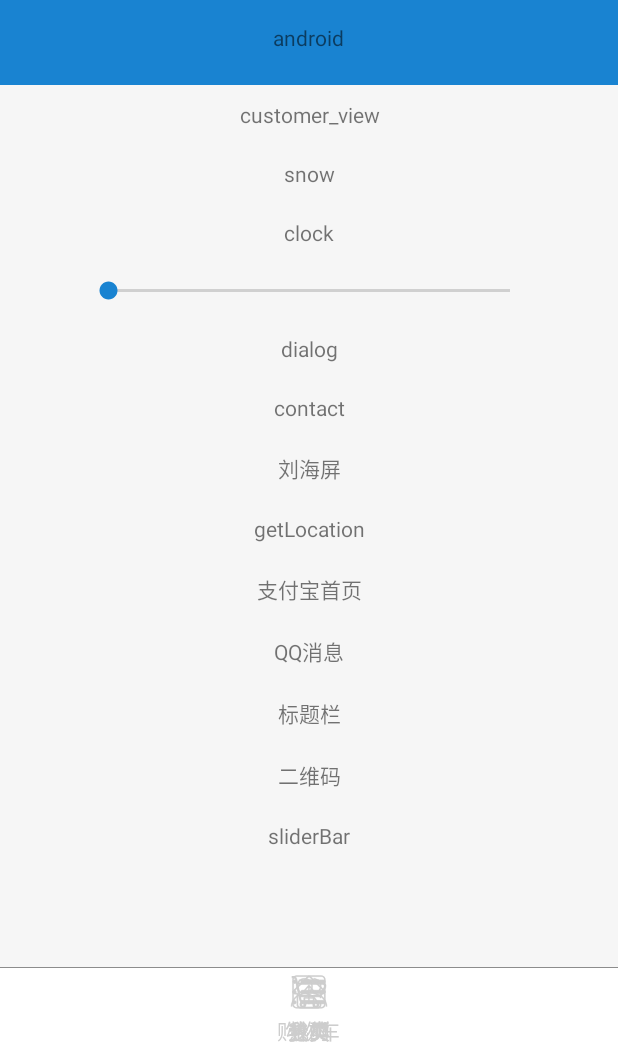
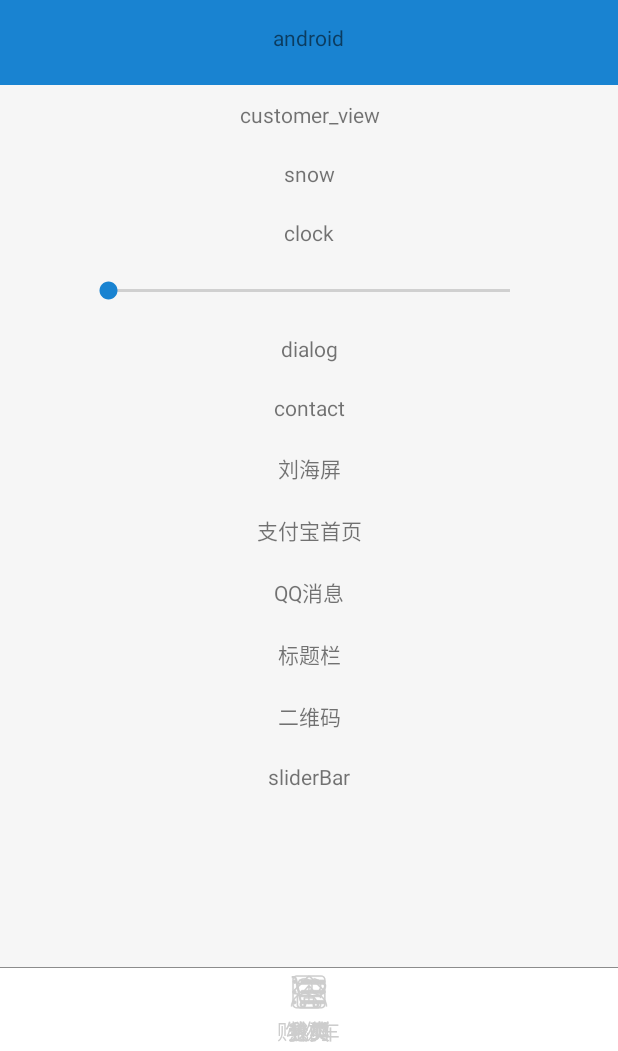
Before and after one commit to JNSSY/Library, an Android app: the fragment LeftMenuFragment placed in its activity, on a phone screen of 412 x 824 dp, the part 185-1236 px from its top. Run offline under Robolectric (Android 15) with nearby library versions, the phone set to English and light mode, and no system bars; our stand-ins replace CircleImageView.

Commit message:
修复bug

```diff
--- a/jnssy/src/main/java/com/wy/jnssy/fragment/LeftMenuFragment.java
+++ b/jnssy/src/main/java/com/wy/jnssy/fragment/LeftMenuFragment.java
@@ -25,7 +25,6 @@ import com.wy.jnssy.activity.ScrollingActivity;
 import com.wy.jnssy.activity.SelectionPhoneActivity;
 import com.wy.jnssy.activity.SliderBarActivity;
 import com.wy.jnssy.activity.SnowActivity;
-import com.wy.jnssy.uitls.LocationUtils;
 
 import java.lang.reflect.Method;
 
@@ -39,7 +38,6 @@ public class LeftMenuFragment extends Fragment implements View.OnClickListener {
     private TextView tv_view, tv_clock, tv_dialog, tv_contact;
     private TextView tv_huawei;
     private SeekBar seekBar;
-    private TextView tv_location;
     private TextView tv_alipay_home;
     private TextView tv_qqmsg;
     private TextView tv_toolbar;
@@ -63,7 +61,6 @@ public class LeftMenuFragment extends Fragment implements View.OnClickListener {
         tv_dialog = view.findViewById(R.id.tv_dialog);
         tv_contact = view.findViewById(R.id.tv_contact);
         tv_huawei = view.findViewById(R.id.tv_huawei);
-        tv_location = view.findViewById(R.id.tv_location);
         tv_alipay_home = view.findViewById(R.id.tv_alipay_home);
         tv_qqmsg = view.findViewById(R.id.tv_qqmsg);
         tv_toolbar = view.findViewById(R.id.tv_toolbar);
@@ -78,7 +75,6 @@ public class LeftMenuFragment extends Fragment implements View.OnClickListener {
         tv_dialog.setOnClickListener(this);
         tv_contact.setOnClickListener(this);
         tv_huawei.setOnClickListener(this);
-        tv_location.setOnClickListener(this);
         tv_alipay_home.setOnClickListener(this);
         tv_qqmsg.setOnClickListener(this);
         tv_toolbar.setOnClickListener(this);
@@ -126,10 +122,6 @@ public class LeftMenuFragment extends Fragment implements View.OnClickListener {
             } else {
                 Toast.makeText(getActivity(), "非刘海屏", Toast.LENGTH_SHORT).show();
             }
-        } else if (i == R.id.tv_location) {
-            LocationUtils.initLocation(getActivity());//GPS定位室内无信号
-            Toast.makeText(getActivity(), LocationUtils.latitude + "\t" + LocationUtils.longitude, Toast.LENGTH_SHORT).show();
-            Log.e("wy", LocationUtils.latitude + "\t" + LocationUtils.longitude);
         } else if (i == R.id.tv_alipay_home) {
             startMyActivity(AliPayHomeActivity.class);
         } else if (i == R.id.tv_qqmsg) {
--- a/jnssy/src/main/res/layout/fragment_left_menu.xml
+++ b/jnssy/src/main/res/layout/fragment_left_menu.xml
@@ -101,15 +101,6 @@
 
 
             <TextView
-                android:id="@+id/tv_location"
-                android:layout_width="match_parent"
-                android:layout_height="wrap_content"
-                android:layout_weight="1"
-                android:gravity="center"
-                android:padding="10dp"
-                android:text="getLocation" />
-
-            <TextView
                 android:id="@+id/tv_alipay_home"
                 android:layout_width="match_parent"
                 android:layout_height="wrap_content"
```
Also changed, not shown: jnssy/src/main/java/com/wy/jnssy/uitls/LocationUtils.java (deleted, +0 -73 lines).
